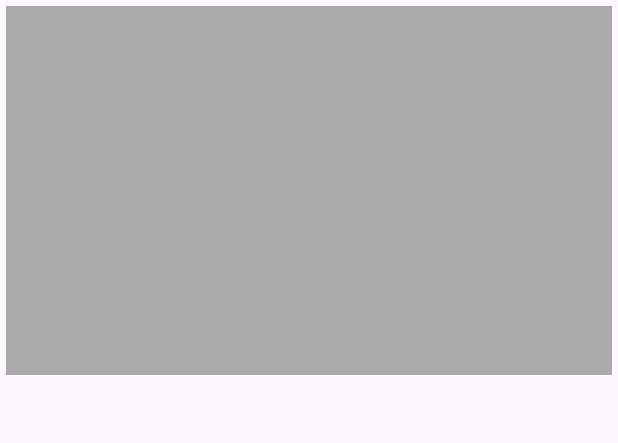
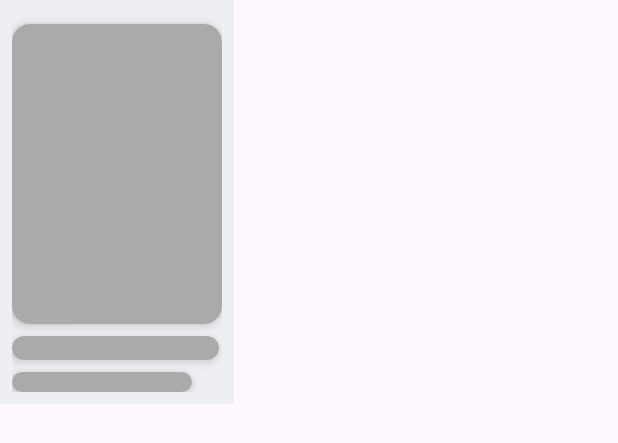
Before and after one commit to piyushlasane/Bookify, an Android app: the layout item_shimmer_book.xml on its own in the app's theme, with its tools: preview values and no code run, on a phone screen of 412 x 824 dp. Shown: the top 443 px of the screen. Run offline under Robolectric (Android 15) with nearby library versions, the phone set to English and light mode, and no system bars.

Commit message:
Shimmer effect enhancement

```diff
--- /dev/null
+++ b/app/src/main/res/drawable/ic_remove.xml
@@ -0,0 +1,5 @@
+<vector xmlns:android="http://schemas.android.com/apk/res/android" android:height="24dp" android:tint="#000000" android:viewportHeight="960" android:viewportWidth="960" android:width="24dp">
+
+    <path android:fillColor="@android:color/white" android:pathData="M280,840Q247,840 223.5,816.5Q200,793 200,760L200,240L200,240Q183,240 171.5,228.5Q160,217 160,200Q160,183 171.5,171.5Q183,160 200,160L360,160L360,160Q360,143 371.5,131.5Q383,120 400,120L560,120Q577,120 588.5,131.5Q600,143 600,160L600,160L760,160Q777,160 788.5,171.5Q800,183 800,200Q800,217 788.5,228.5Q777,240 760,240L760,240L760,760Q760,793 736.5,816.5Q713,840 680,840L280,840ZM680,240L280,240L280,760Q280,760 280,760Q280,760 280,760L680,760Q680,760 680,760Q680,760 680,760L680,240ZM400,680Q417,680 428.5,668.5Q440,657 440,640L440,360Q440,343 428.5,331.5Q417,320 400,320Q383,320 371.5,331.5Q360,343 360,360L360,640Q360,657 371.5,668.5Q383,680 400,680ZM560,680Q577,680 588.5,668.5Q600,657 600,640L600,360Q600,343 588.5,331.5Q577,320 560,320Q543,320 531.5,331.5Q520,343 520,360L520,640Q520,657 531.5,668.5Q543,680 560,680ZM280,240L280,240L280,760Q280,760 280,760Q280,760 280,760L280,760Q280,760 280,760Q280,760 280,760L280,240Z"/>
+
+</vector>
--- a/app/src/main/res/layout/item_shimmer_book.xml
+++ b/app/src/main/res/layout/item_shimmer_book.xml
@@ -1,10 +1,10 @@
 <?xml version="1.0" encoding="utf-8"?>
 <com.facebook.shimmer.ShimmerFrameLayout xmlns:android="http://schemas.android.com/apk/res/android"
     android:id="@+id/shimmerImageLayout"
-    android:layout_width="match_parent"
+    android:layout_width="wrap_content"
     android:layout_height="wrap_content"
-    android:layout_margin="4dp"
-    android:background="@android:color/darker_gray"
+
+    android:background="@color/page_background"
     android:orientation="vertical"
     android:padding="8dp">
 
@@ -13,36 +13,44 @@
         android:layout_height="wrap_content"
         android:orientation="vertical">
 
-        <View
-            android:layout_width="match_parent"
-            android:layout_height="180dp"
-            android:layout_marginBottom="8dp"
-            android:background="@drawable/shape_blank" />
-
-        <LinearLayout
-            android:layout_width="match_parent"
+        <androidx.cardview.widget.CardView xmlns:app="http://schemas.android.com/apk/res-auto"
+            android:id="@+id/bookCard"
+            android:layout_width="wrap_content"
             android:layout_height="wrap_content"
-            android:orientation="horizontal">
+            android:layout_marginTop="8dp"
+            app:cardCornerRadius="12dp"
+            app:cardElevation="4dp">
 
             <View
-                android:layout_width="0dp"
-                android:layout_height="20dp"
-                android:layout_marginBottom="6dp"
-                android:layout_weight="0.6"
-                android:background="@drawable/shape_blank" />
-        </LinearLayout>
+                android:layout_width="140dp"
+                android:layout_height="200dp"
+                android:background="@android:color/darker_gray" />
+        </androidx.cardview.widget.CardView>
 
-        <LinearLayout
-            android:layout_width="match_parent"
+        <androidx.cardview.widget.CardView xmlns:app="http://schemas.android.com/apk/res-auto"
+            android:layout_width="wrap_content"
             android:layout_height="wrap_content"
-            android:orientation="horizontal">
+            android:layout_marginTop="8dp"
+            app:cardCornerRadius="8dp"
+            app:cardElevation="4dp">
 
             <View
-                android:layout_width="0dp"
+                android:layout_width="138dp"
                 android:layout_height="16dp"
-                android:layout_weight="0.4"
-                android:background="@drawable/shape_blank" />
-        </LinearLayout>
+                android:background="@android:color/darker_gray" />
+        </androidx.cardview.widget.CardView>
+
+        <androidx.cardview.widget.CardView xmlns:app="http://schemas.android.com/apk/res-auto"
+            android:layout_width="120dp"
+            android:layout_height="wrap_content"
+            android:layout_marginTop="8dp"
+            app:cardCornerRadius="8dp"
+            app:cardElevation="4dp">
+
+            <View
+                android:layout_width="match_parent"
+                android:layout_height="13dp"
+                android:background="@android:color/darker_gray" />
+        </androidx.cardview.widget.CardView>
     </LinearLayout>
-
 </com.facebook.shimmer.ShimmerFrameLayout>
--- a/app/src/main/res/values/strings.xml
+++ b/app/src/main/res/values/strings.xml
@@ -40,4 +40,5 @@
     <string name="no_results_found">No results found</string>
     <string name="failed_to_load">Failed to load data</string>
     <string name="read_more">Read More</string>
+    <string name="remove_from_wishlist">Remove from Wishlist</string>
 </resources>
```
Also changed, not shown: app/src/main/res/layout/book_item_wishlist.xml (added, +67 -0 lines), app/src/main/res/layout/fragment_wishlist.xml (+14 -12 lines), app/src/main/res/drawable/icon_star.png (added).
